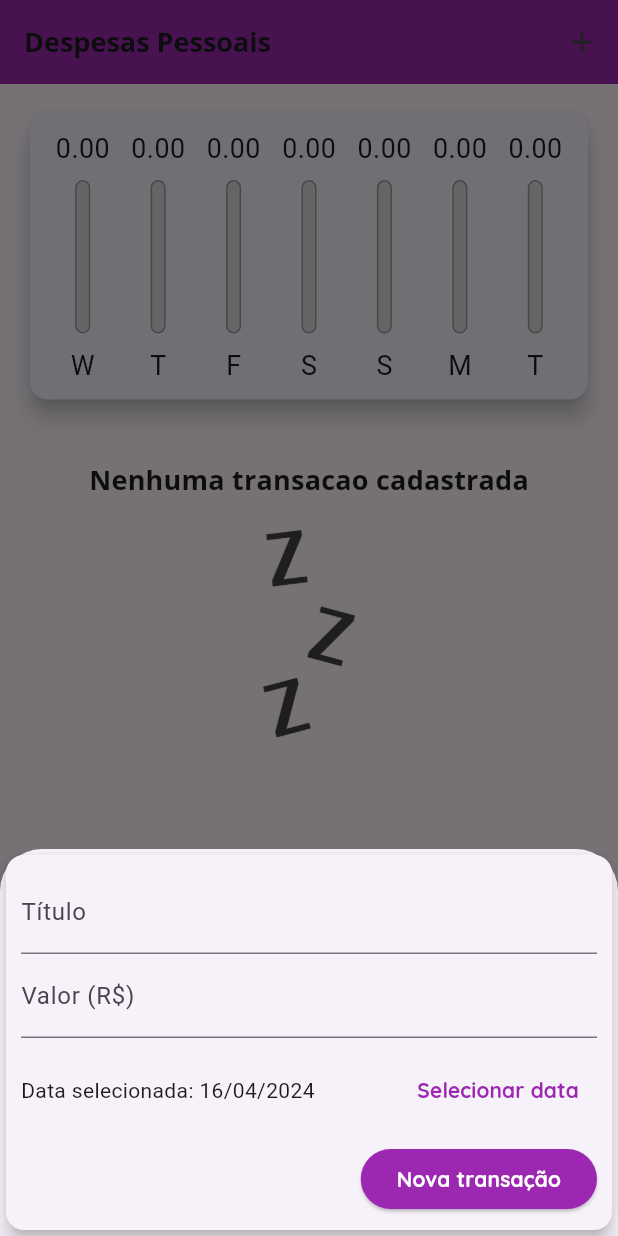
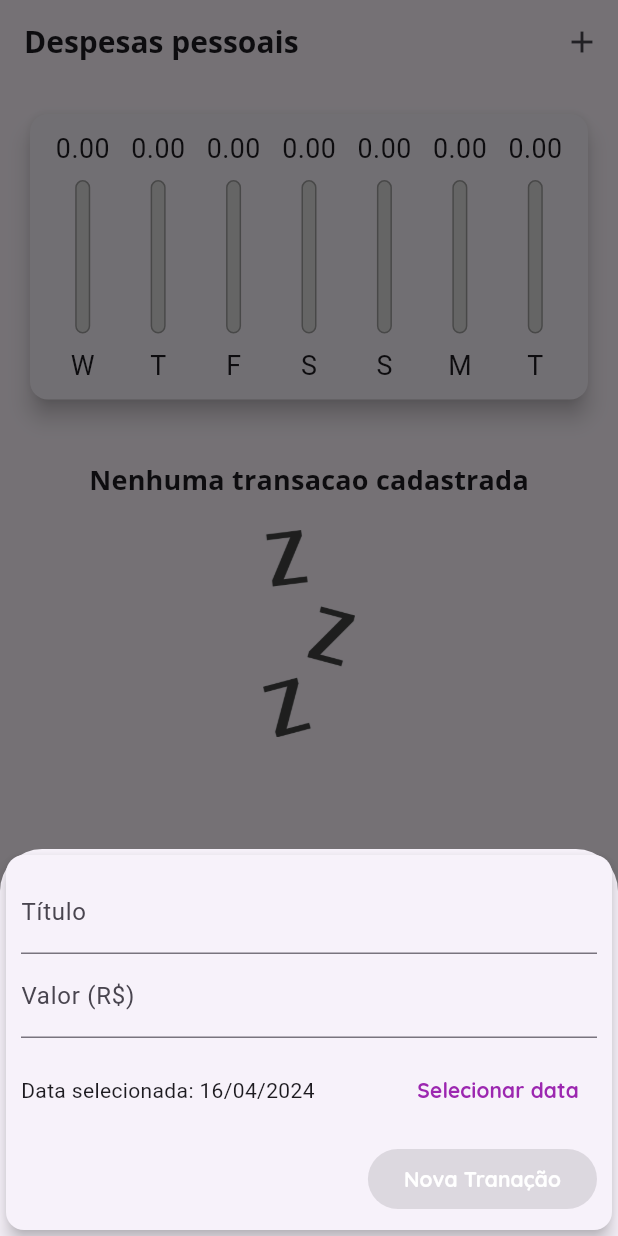
Before and after one commit to VORP2830/Expenses, a Flutter app: the screen it shows after launch, after a tap on the "add" icon, on a phone screen of 412 x 824 dp. Run offline on Flutter 3.47's test engine with Material 3 defaults, Android fonts, the phone set to English and light mode, and no system bars.

Commit message:
Aula 154 - 160

```diff
--- /dev/null
+++ b/lib/components/adaptative_button.dart
@@ -0,0 +1,37 @@
+import 'dart:io';
+import 'package:flutter/cupertino.dart';
+import 'package:flutter/material.dart';
+
+class AdaptativeButton extends StatelessWidget {
+  final String label;
+  final Function onPressed;
+
+  AdaptativeButton({
+    required this.label,
+    required this.onPressed,
+  });
+
+  @override
+  Widget build(BuildContext context) {
+    return Platform.isIOS
+        ? CupertinoButton(
+            color: Theme.of(context).primaryColor,
+            child: Text(
+              label,
+            ),
+            onPressed: null,
+            padding: EdgeInsets.symmetric(
+              horizontal: 20,
+            )
+          )
+        : ElevatedButton(
+            child: Text(
+              label,
+              style: TextStyle(
+                color: Theme.of(context).textTheme.button!.color,
+              ),
+            ),
+            onPressed: null,
+          );
+  }
+}
--- /dev/null
+++ b/lib/components/adaptative_date_picker.dart
@@ -0,0 +1,66 @@
+import 'dart:io';
+import 'dart:math';
+import 'package:flutter/cupertino.dart';
+import 'package:flutter/material.dart';
+import 'package:intl/intl.dart';
+
+class AdaptativeDatePicker extends StatelessWidget {
+  final DateTime selectedDate;
+  final Function(DateTime) onDateChanged;
+  AdaptativeDatePicker({
+    required this.selectedDate,
+    required this.onDateChanged,
+  });
+  _showDatePicker(BuildContext context) {
+    showDatePicker(
+      context: context,
+      initialDate: DateTime.now(),
+      firstDate: DateTime(2024),
+      lastDate: DateTime.now(),
+    ).then((pickedDate) {
+      if (pickedDate == null) {
+        return;
+      }
+      onDateChanged(pickedDate);
+    });
+  }
+
+  @override
+  Widget build(BuildContext context) {
+    return Platform.isIOS
+        ? Container(
+          height: 180,
+          child: CupertinoDatePicker(
+            mode: CupertinoDatePickerMode.date,
+            initialDateTime: DateTime.now(),
+            maximumDate: DateTime.now(),
+            minimumDate: DateTime(2024),
+            onDateTimeChanged: onDateChanged,
+          ),
+        )
+        : Container(
+            height: 70,
+            child: Row(
+              children: <Widget>[
+                Expanded(
+                  child: Text(
+                    selectedDate == null
+                        ? 'Selecionar a data'
+                        : 'Data selecionada: ${DateFormat('dd/MM/y').format(selectedDate!)}',
+                  ),
+                ),
+                TextButton(
+                  child: Text(
+                    'Selecionar data',
+                    style: TextStyle(
+                      color: Theme.of(context).primaryColor,
+                      fontWeight: FontWeight.bold,
+                    ),
+                  ),
+                  onPressed: () => _showDatePicker(context),
+                ),
+              ],
+            ),
+          );
+  }
+}
--- /dev/null
+++ b/lib/components/adaptative_textfield.dart
@@ -0,0 +1,45 @@
+import 'dart:io';
+import 'package:flutter/cupertino.dart';
+import 'package:flutter/material.dart';
+
+class AdaptativeTextField extends StatelessWidget {
+  final TextEditingController controller;
+  final TextInputType keyboardType;
+  final Function(String) onSubmitted;
+  final String label;
+
+  AdaptativeTextField({
+    required this.controller,
+    this.keyboardType = TextInputType.text,
+    required this.onSubmitted,
+    required this.label,
+  });
+
+  @override
+  Widget build(BuildContext context) {
+    return Platform.isIOS
+        ? Padding(
+            padding: const EdgeInsets.only(
+              bottom: 10,
+            ),
+            child: CupertinoTextField(
+              controller: controller,
+              keyboardType: keyboardType,
+              onSubmitted: onSubmitted,
+              placeholder: label,
+              padding: EdgeInsets.symmetric(
+                horizontal: 6,
+                vertical: 12,
+              ),
+            ),
+          )
+        : TextField(
+            controller: controller,
+            keyboardType: keyboardType,
+            onSubmitted: onSubmitted,
+            decoration: InputDecoration(
+              labelText: label,
+            ),
+          );
+  }
+}
--- a/lib/components/transaction_form.dart
+++ b/lib/components/transaction_form.dart
@@ -1,6 +1,10 @@
+import 'package:expenses/components/adaptative_button.dart';
+import 'package:expenses/components/adaptative_date_picker.dart';
 import 'package:flutter/cupertino.dart';
 import 'package:flutter/material.dart';
 import 'package:intl/intl.dart';
+
+import 'adaptative_textfield.dart';
 
 class TransactionForm extends StatefulWidget {
   final void Function(String, double, DateTime) onSubmit;
@@ -29,24 +33,6 @@ class _TransactionFormState extends State<TransactionForm> {
     );
   }
 
-  _showDatePicker() {
-    showDatePicker(
-      context: context,
-      initialDate: DateTime.now(),
-      firstDate: DateTime(DateTime.now().year),
-      lastDate: DateTime.now(),
-    ).then(
-      (pickedDate) {
-        if (pickedDate == null) {
-          return;
-        }
-        setState(() {
-          _selectedDate = pickedDate;
-        });
-      },
-    );
-  }
-
   @override
   Widget build(BuildContext context) {
     return SingleChildScrollView(
@@ -61,62 +47,34 @@ class _TransactionFormState extends State<TransactionForm> {
           ),
           child: Column(
             children: <Widget>[
-              TextField(
+              AdaptativeTextField(
                 controller: _titleController,
                 onSubmitted: (_) => _submitForm(),
-                decoration: InputDecoration(
-                  labelText: 'Título',
-                ),
+                label: 'Título',
               ),
-              TextField(
+              AdaptativeTextField(
                 controller: _valueController,
                 keyboardType: TextInputType.numberWithOptions(
                   decimal: true,
                 ),
                 onSubmitted: (_) => _submitForm(),
-                decoration: InputDecoration(
-                  labelText: 'Valor (R\$)',
-                ),
+                label: 'Valor (R\$)',
               ),
-              Container(
-                height: 70,
-                child: Row(
-                  children: <Widget>[
-                    Expanded(
-                      child: Text(
-                        _selectedDate == null
-                            ? 'Selecionar a data'
-                            : 'Data selecionada: ${DateFormat('dd/MM/y').format(_selectedDate!)}',
-                      ),
-                    ),
-                    TextButton(
-                      child: Text(
-                        'Selecionar data',
-                        style: TextStyle(
-                          color: Theme.of(context).primaryColor,
-                          fontWeight: FontWeight.bold,
-                        ),
-                      ),
-                      onPressed: _showDatePicker,
-                    ),
-                  ],
-                ),
+              AdaptativeDatePicker(
+                selectedDate: _selectedDate,
+                onDateChanged: (newDate) {
+                  setState(() {
+                    _selectedDate = newDate;
+                  });
+                },
               ),
               Row(
                 mainAxisAlignment: MainAxisAlignment.end,
                 children: <Widget>[
-                  ElevatedButton(
-                    style: ElevatedButton.styleFrom(
-                      backgroundColor: Theme.of(context).primaryColor,
-                    ),
-                    child: Text(
-                      'Nova transação',
-                      style: TextStyle(
-                        color: Theme.of(context).textTheme.labelLarge!.color,
-                      ),
-                    ),
+                  AdaptativeButton(
+                    label: 'Nova Tranação',
                     onPressed: _submitForm,
-                  ),
+                  )
                 ],
               ),
             ],
--- a/lib/main.dart
+++ b/lib/main.dart
@@ -105,43 +105,67 @@ class _MyHomeAppState extends State<MyHomeApp> {
     );
   }
 
+  Widget _getIconButton(IconData icon, Function() fn) {
+    return Platform.isIOS
+        ? GestureDetector(
+            onTap: fn,
+            child: Icon(
+              icon,
+            ),
+          )
+        : IconButton(
+            icon: Icon(
+              icon,
+            ),
+            onPressed: fn,
+          );
+  }
+
   @override
   Widget build(BuildContext context) {
     final mediaQuery = MediaQuery.of(context);
     bool isLandScap = mediaQuery.orientation == Orientation.landscape;
-    final appBar = AppBar(
-      title: Text(
-        'Despesas Pessoais',
-      ),
-      centerTitle: false,
-      backgroundColor: Theme.of(context).primaryColor,
-      actions: <Widget>[
+    final iconList = Platform.isIOS ? CupertinoIcons.square_list : Icons.list_alt_rounded;
+    final chartIcon = Platform.isIOS ? CupertinoIcons.chart_bar_fill : Icons.bar_chart_rounded;
+    final actions = <Widget>[
       if (isLandScap)
-          IconButton(
-            icon: Icon(
-              _showChart ? Icons.list : Icons.show_chart,
-            ),
-            onPressed: () {
+        _getIconButton(
+          _showChart ? iconList : chartIcon,
+          () {
             setState(() {
               _showChart = !_showChart;
             });
           },
         ),
-        IconButton(
-          icon: Icon(
-            Icons.add,
+      _getIconButton(
+        Platform.isIOS ? CupertinoIcons.add : Icons.add,
+        () => _openTransctionFormModal(context),
       ),
-          onPressed: () => _openTransctionFormModal(context),
+    ];
+    final PreferredSizeWidget appBar = Platform.isIOS
+        ? CupertinoNavigationBar(
+            middle: Text('Despesas pessoais'),
+            trailing: Row(
+              mainAxisSize: MainAxisSize.min,
+              children: actions,
+            ) as PreferredSizeWidget, //parse da classe
+          )
+        : AppBar(
+            title: Text(
+              'Despesas pessoais',
+              style: TextStyle(
+                fontSize: 20 * mediaQuery.textScaleFactor,
               ),
-      ],
-    );
+            ),
+            actions: actions,
+          ) as PreferredSizeWidget;
     final availableHeight = mediaQuery.size.height -
         appBar.preferredSize.height -
         mediaQuery.padding.top;
 
-    return Scaffold(
-      appBar: appBar,
-      body: Column(
+    final bodyPage = SafeArea(
+      child: SingleChildScrollView(
+        child: Column(
           crossAxisAlignment: CrossAxisAlignment.stretch,
           children: <Widget>[
             // if (isLandScap)
@@ -180,6 +204,17 @@ class _MyHomeAppState extends State<MyHomeApp> {
               ),
           ],
         ),
+      ),
+    );
+
+    return Platform.isIOS
+        ? CupertinoPageScaffold(
+            navigationBar: CupertinoNavigationBar(),
+            child: bodyPage,
+          )
+        : Scaffold(
+            appBar: appBar,
+            body: bodyPage,
             floatingActionButton: Platform.isIOS
                 ? Container()
                 : FloatingActionButton(
```
Lines whose indentation alone changed are shown as unchanged.
